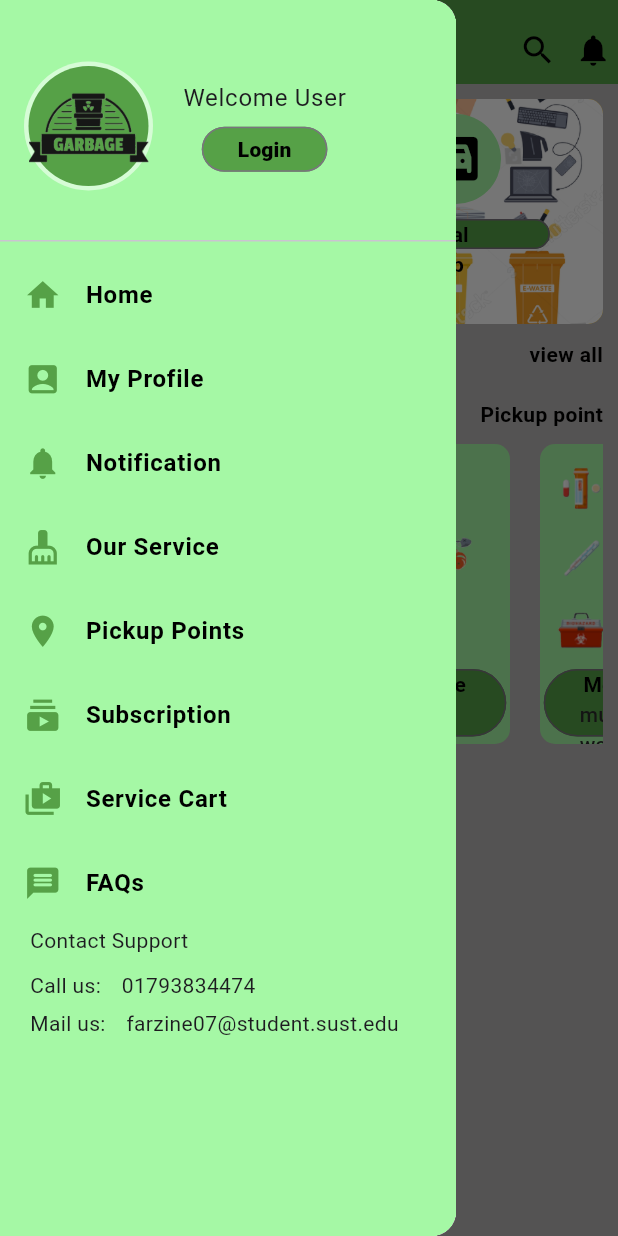
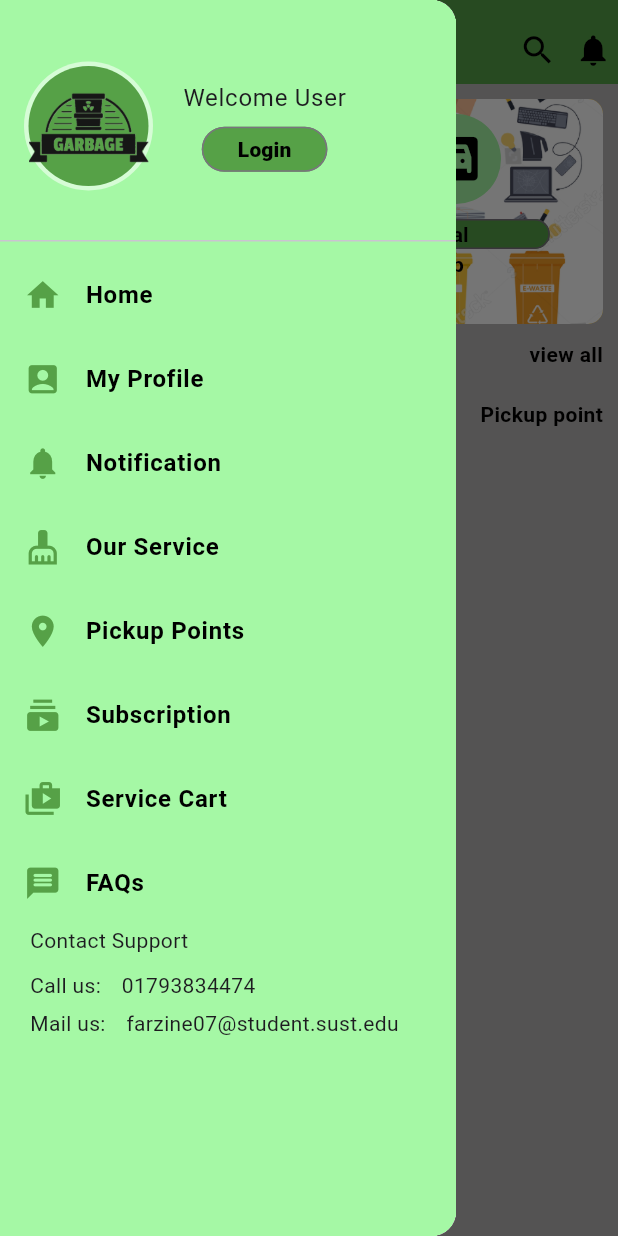
Before and after one commit to Farzine/waste_management_and_recycle_application, a Flutter app: the HomeScreen screen opened directly, with the side drawer open, on a phone screen of 412 x 824 dp. Run offline on Flutter 3.47's test engine with Material 3 defaults, Android fonts, the phone set to English and light mode, and no system bars; our stand-ins replace cloud_firestore, firebase_auth, firebase_core, flutter_signin_button, google_sign_in; accounts and stored records are empty.

Commit message:
waste Type services added on fireBase

```diff
--- /dev/null
+++ b/lib/models/waste_type_model.dart
@@ -0,0 +1,13 @@
+class WasteTypeModel {
+  String wasteTypeName;
+  String wasteTypeImage;
+  String wasteTypeSubName;
+  String wasteTypeSubTitle;
+
+  WasteTypeModel({
+    required this.wasteTypeName,
+    required this.wasteTypeImage,
+    required this.wasteTypeSubName,
+    required this.wasteTypeSubTitle,
+  });
+}
--- a/lib/providers/service_provider.dart
+++ b/lib/providers/service_provider.dart
@@ -2,6 +2,7 @@ import 'package:cloud_firestore/cloud_firestore.dart';
 import 'package:firebase_core/firebase_core.dart';
 import 'package:flutter/material.dart';
 import 'package:waste_management_and_recycle_application/models/service_model.dart';
+import 'package:waste_management_and_recycle_application/models/waste_type_model.dart';
 
 class ServiceProvider with ChangeNotifier {
   List<ServiceModel> serviceList = [];
--- /dev/null
+++ b/lib/providers/wasteType_provider.dart
@@ -0,0 +1,35 @@
+import 'package:cloud_firestore/cloud_firestore.dart';
+import 'package:firebase_core/firebase_core.dart';
+import 'package:flutter/material.dart';
+import 'package:waste_management_and_recycle_application/models/service_model.dart';
+import 'package:waste_management_and_recycle_application/models/waste_type_model.dart';
+
+class WasteTypeProvider with ChangeNotifier {
+  List<WasteTypeModel> wasteTypeList = [];
+  late WasteTypeModel wasteTypeModel;
+
+  fatchWasteTypeData() async {
+    List<WasteTypeModel> newList = [];
+    QuerySnapshot value =
+        await FirebaseFirestore.instance.collection('WasteType').get();
+
+    value.docs.forEach(
+      (element) {
+        wasteTypeModel = WasteTypeModel(
+          wasteTypeName: element.get('wasteTypeName'),
+          wasteTypeImage: element.get('wasteTypeImage'),
+          wasteTypeSubName: element.get('wasteTypeSubName'),
+          wasteTypeSubTitle: element.get('wasteTypeSubTitle'),
+        );
+
+        newList.add(wasteTypeModel);
+      },
+    );
+    wasteTypeList = newList;
+    notifyListeners();
+  }
+
+  List<WasteTypeModel> get getWasteTypeDataList {
+    return wasteTypeList;
+  }
+}
--- a/lib/screens/home_screen.dart
+++ b/lib/screens/home_screen.dart
@@ -2,6 +2,7 @@ import 'package:flutter/material.dart';
 import 'package:flutter_signin_button/button_list.dart';
 import 'package:provider/provider.dart';
 import 'package:waste_management_and_recycle_application/providers/service_provider.dart';
+import 'package:waste_management_and_recycle_application/providers/wasteType_provider.dart';
 import 'package:waste_management_and_recycle_application/screens/home/drawer_side.dart';
 import 'package:waste_management_and_recycle_application/screens/home/singal_product.dart';
 import 'package:waste_management_and_recycle_application/screens/home/waste_type.dart';
@@ -16,16 +17,20 @@ class HomeScreen extends StatefulWidget {
 
 class _HomeScreenState extends State<HomeScreen> {
   late ServiceProvider serviceProvider;
+  late WasteTypeProvider wasteTypeProvider;
   @override
   void initState() {
     ServiceProvider serviceProvider = Provider.of(context, listen: false);
     serviceProvider.fatchServiceData();
+    WasteTypeProvider wasteTypeProvider = Provider.of(context, listen: false);
+    wasteTypeProvider.fatchWasteTypeData();
     super.initState();
   }
 
   @override
   Widget build(BuildContext context) {
     serviceProvider = Provider.of(context);
+    wasteTypeProvider = Provider.of(context);
     return Scaffold(
       backgroundColor: Color.fromARGB(255, 184, 180, 180),
       drawer: DrawerSide(),
@@ -239,9 +244,6 @@ class _HomeScreenState extends State<HomeScreen> {
                     );
                   },
                 ).toList(),
-                // children: [
-
-                // ],
               ),
             ),
             Padding(
@@ -269,88 +271,26 @@ class _HomeScreenState extends State<HomeScreen> {
             SingleChildScrollView(
               scrollDirection: Axis.horizontal,
               child: Row(
-                children: [
-                  WasteType(
-                    WasteTypeImage: 'assets/solid_waste.png',
-                    WasteTypeName: 'Solid Waste',
-                    WasteTypeSubTitle: 'municipal waste',
+                children: wasteTypeProvider.getWasteTypeDataList.map(
+                  (wasteTypeData) {
+                    return WasteType(
+                      WasteTypeImage: wasteTypeData.wasteTypeImage,
+                      WasteTypeName: wasteTypeData.wasteTypeName,
+                      WasteTypeSubTitle: wasteTypeData.wasteTypeSubTitle,
                       onTap: () {
                         Navigator.of(context).push(
                           MaterialPageRoute(
                             builder: (context) => WasteTypeOverview(
-                            wasteTypeImage: 'assets/solid_waste.png',
-                            wasteTypeName: 'Solid Waste',
-                            wasteTypeSubName: 'municipal waste',
+                              wasteTypeImage: wasteTypeData.wasteTypeImage,
+                              wasteTypeName: wasteTypeData.wasteTypeName,
+                              wasteTypeSubName: wasteTypeData.wasteTypeSubName,
                             ),
                           ),
                         );
                       },
-                  ),
-                  WasteType(
-                    WasteTypeImage: 'assets/organic_waste.png',
-                    WasteTypeName: 'Organic waste',
-                    WasteTypeSubTitle: 'residential waste',
-                    onTap: () {
-                      Navigator.of(context).push(
-                        MaterialPageRoute(
-                          builder: (context) => WasteTypeOverview(
-                            wasteTypeImage: 'assets/organic_waste.png',
-                            wasteTypeName: 'Organic waste',
-                            wasteTypeSubName: 'residential waste',
-                          ),
-                        ),
                     );
                   },
-                  ),
-                  WasteType(
-                    WasteTypeImage: 'assets/medical_waste.png',
-                    WasteTypeName: 'Medical waste',
-                    WasteTypeSubTitle: 'municipal waste',
-                    onTap: () {
-                      Navigator.of(context).push(
-                        MaterialPageRoute(
-                          builder: (context) => WasteTypeOverview(
-                            wasteTypeImage: 'assets/medical_waste.png',
-                            wasteTypeName: 'Medical waste',
-                            wasteTypeSubName: 'municipal waste',
-                          ),
-                        ),
-                      );
-                    },
-                  ),
-                  WasteType(
-                    WasteTypeImage: 'assets/eWaste.png',
-                    WasteTypeName: 'Electronic Waste',
-                    WasteTypeSubTitle: 'residential waste',
-                    onTap: () {
-                      Navigator.of(context).push(
-                        MaterialPageRoute(
-                          builder: (context) => WasteTypeOverview(
-                            wasteTypeImage: 'assets/eWaste.png',
-                            wasteTypeName: 'Electronic Waste',
-                            wasteTypeSubName: 'residential waste',
-                          ),
-                        ),
-                      );
-                    },
-                  ),
-                  WasteType(
-                    WasteTypeImage: 'assets/plastic_waste.png',
-                    WasteTypeName: 'Plastic waste',
-                    WasteTypeSubTitle: 'residential',
-                    onTap: () {
-                      Navigator.of(context).push(
-                        MaterialPageRoute(
-                          builder: (context) => WasteTypeOverview(
-                            wasteTypeImage: 'assets/plastic_waste.png',
-                            wasteTypeName: 'Plastic waste',
-                            wasteTypeSubName: 'residential waste',
-                          ),
-                        ),
-                      );
-                    },
-                  ),
-                ],
+                ).toList(),
               ),
             ),
           ],
```
Also changed, not shown: lib/main.dart (+10 -2 lines). Lines whose indentation alone changed are shown as unchanged.
